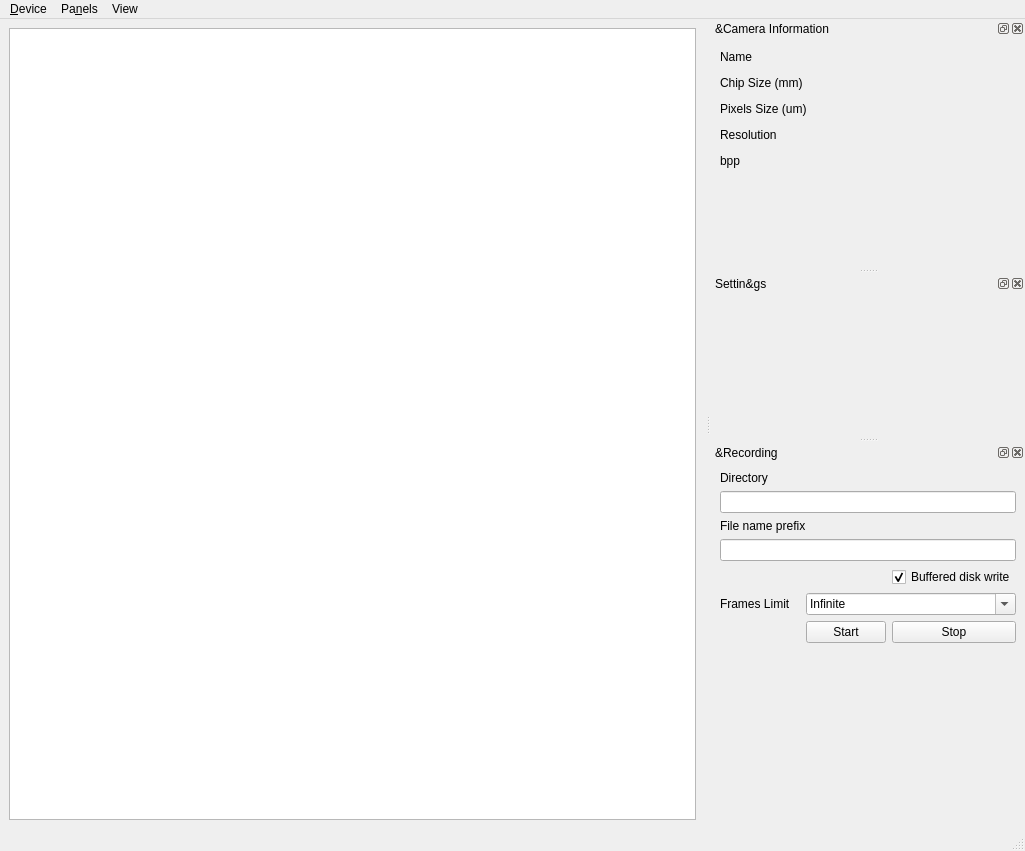
This is src/planetaryimager_mainwindow.ui in GuLinux/PlanetaryImager as Qt 5 draws it before an edit. The edited form follows.
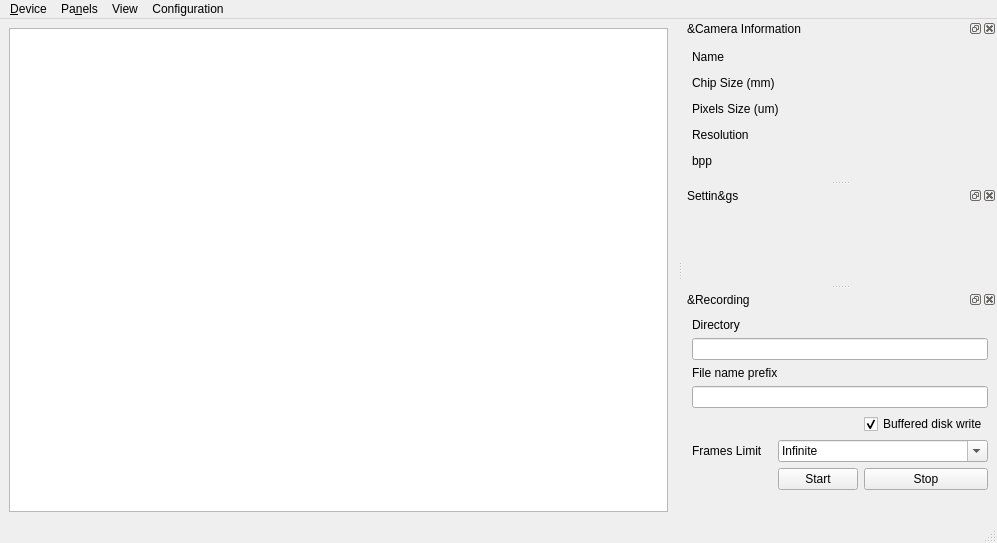
This is the edited form. Icons and pictures are not drawn.

Commit message: New menu for About messages and settings

The edit to the form file:
```diff
--- a/src/planetaryimager_mainwindow.ui
+++ b/src/planetaryimager_mainwindow.ui
@@ -6,8 +6,8 @@
    <rect>
     <x>0</x>
     <y>0</y>
-    <width>1025</width>
-    <height>851</height>
+    <width>997</width>
+    <height>543</height>
    </rect>
   </property>
   <property name="windowTitle">
@@ -35,8 +35,8 @@
     <rect>
      <x>0</x>
      <y>0</y>
-     <width>1025</width>
-     <height>28</height>
+     <width>997</width>
+     <height>27</height>
     </rect>
    </property>
    <widget class="QMenu" name="menuDevice">
@@ -72,9 +72,18 @@
     <addaction name="actionActual_Size"/>
     <addaction name="actionFit_to_window"/>
    </widget>
+   <widget class="QMenu" name="menuSettings">
+    <property name="title">
+     <string>Configuration</string>
+    </property>
+    <addaction name="actionShow_settings"/>
+    <addaction name="actionAbout"/>
+    <addaction name="actionAbout_Qt"/>
+   </widget>
    <addaction name="menuDevice"/>
    <addaction name="menuPanels"/>
    <addaction name="menuView"/>
+   <addaction name="menuSettings"/>
   </widget>
   <widget class="QStatusBar" name="statusbar"/>
   <widget class="QDockWidget" name="chipInfoWidget">
```
Left out of the diff: 15 changed lines with no effect on the pictures. The commit also changes 5 other files.
